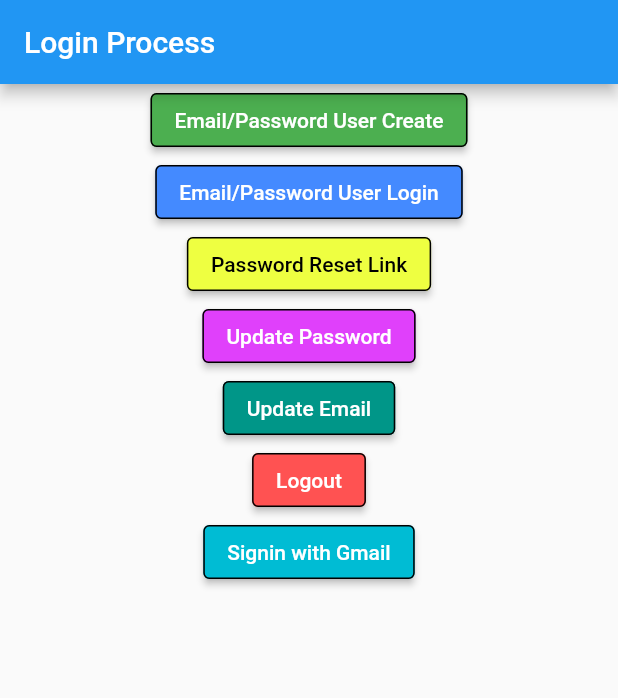
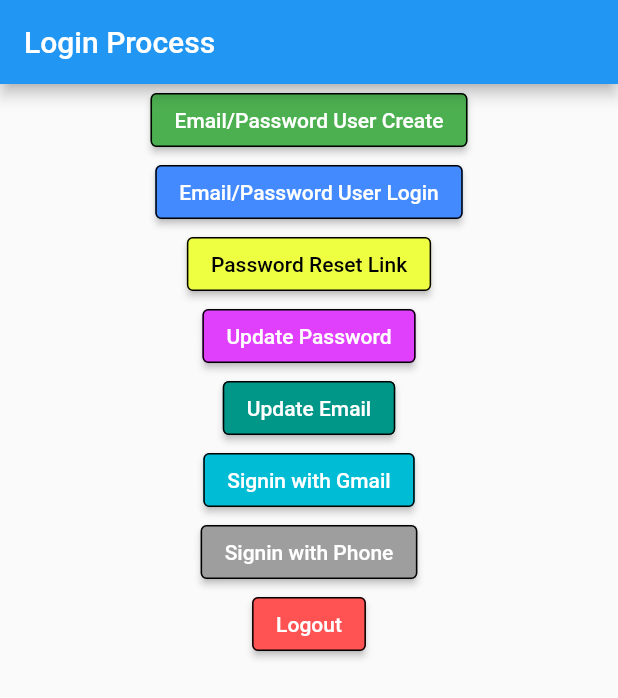
Before and after one commit to hamitseyrek/flutter_firebase_authentication, a Flutter app: the screen it shows after launch, after a tap on "Signin with Gmail", on a phone screen of 412 x 824 dp. Shown: the top 698 px of the screen. Run offline on Flutter 3.47's test engine with Material 2 defaults, Android fonts, the light colour scheme and no system bars; our stand-ins replace firebase_auth, firebase_core, google_sign_in; accounts and stored records are empty.

Commit message:
signin with phone+sms have added

```diff
--- a/lib/login.dart
+++ b/lib/login.dart
@@ -77,18 +77,26 @@ class _LoginProcessState extends State<LoginProcess> {
                       const BorderSide(color: Colors.black))),
             ),
             ElevatedButton(
+              onPressed: _signInWithGoogle,
+              child: const Text('Signin with Gmail'),
+              style: ButtonStyle(
+                  backgroundColor: MaterialStateProperty.all(Colors.cyan),
+                  side: MaterialStateProperty.all(
+                      const BorderSide(color: Colors.black))),
+            ),
+            ElevatedButton(
+              onPressed: _signInWithPhone,
+              child: const Text('Signin with Phone'),
+              style: ButtonStyle(
+                  backgroundColor: MaterialStateProperty.all(Colors.grey),
+                  side: MaterialStateProperty.all(
+                      const BorderSide(color: Colors.black))),
+            ),
+            ElevatedButton(
               onPressed: _emailPasswordLogoutUser,
               child: const Text('Logout'),
               style: ButtonStyle(
                   backgroundColor: MaterialStateProperty.all(Colors.redAccent),
-                  side: MaterialStateProperty.all(
-                      const BorderSide(color: Colors.black))),
-            ),
-            ElevatedButton(
-              onPressed: _signInWithGoogle,
-              child: const Text('Signin with Gmail'),
-              style: ButtonStyle(
-                  backgroundColor: MaterialStateProperty.all(Colors.cyan),
                   side: MaterialStateProperty.all(
                       const BorderSide(color: Colors.black))),
             ),
@@ -218,6 +226,42 @@ class _LoginProcessState extends State<LoginProcess> {
     } on FirebaseAuthException catch (e) {
       debugPrint('********************ERROR6****************');
       debugPrint(e.toString());
+      final credential = GoogleAuthProvider.credential();
+      return await _auth.signInWithCredential(credential);
     }
   }
+
+  void _signInWithPhone() async {
+    await _auth.verifyPhoneNumber(
+      phoneNumber: '+90 544 210 12 34',
+      verificationCompleted: (PhoneAuthCredential credential) async {
+        // ANDROID ONLY!
+        // Sign the user in (or link) with the auto-generated credential
+        await _auth.signInWithCredential(credential);
+      },
+      verificationFailed: (FirebaseAuthException e) {
+        if (e.code == 'invalid-phone-number') {
+          debugPrint('The provided phone number is not valid.');
+        }
+        debugPrint('********************ERROR7****************');
+        debugPrint(e.toString());
+      },
+      codeSent: (String verificationId, int? resendToken) async {
+        debugPrint('***************SEND CODE************');
+        // Update the UI - wait for the user to enter the SMS code
+        String smsCode = '123456';
+
+        // Create a PhoneAuthCredential with the code
+        PhoneAuthCredential credential = PhoneAuthProvider.credential(
+            verificationId: verificationId, smsCode: smsCode);
+
+        // Sign the user in (or link) with the credential
+        await _auth.signInWithCredential(credential);
+        debugPrint('***********SUCCESSFUL*********');
+      },
+      codeAutoRetrievalTimeout: (String verificationId) {
+        debugPrint('***************TIMEOUT************');
+      },
+    );
+  }
 }
```
